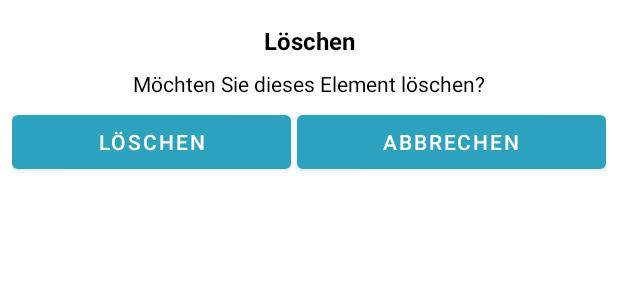
After one commit to samsonalexandre/Check-It-Off, an Android app: the layout delete_dialog.xml on its own in the app's theme, with its tools: preview values and no code run, on a phone screen of 412 x 824 dp. The commit adds this screen. Shown: the top 300 px of the screen. Run offline under Robolectric (Android 15) with nearby library versions, the phone set to English and light mode, and no system bars.

Commit message:
Update ShopListName

```diff
--- a/app/src/main/java/com/example/einkaufsbegleiter/db/Dao.kt
+++ b/app/src/main/java/com/example/einkaufsbegleiter/db/Dao.kt
@@ -17,10 +17,14 @@ interface Dao {
     fun getAllShopListNames(): Flow<List<ShopListNameItem>>
     @Query ("DELETE FROM note_list WHERE id IS :id")
     suspend fun deleteNote(id: Int)
+    @Query ("DELETE FROM shopping_list_names WHERE id IS :id")
+    suspend fun deleteShopListName(id: Int)
     @Insert
     suspend fun insertNote(note: NoteItem)
     @Insert
     suspend fun insertShopListName(name: ShopListNameItem)
     @Update
     suspend fun updateNote(note: NoteItem)
+    @Update
+    suspend fun updateListName(shopListName: ShopListNameItem)
 }
--- a/app/src/main/java/com/example/einkaufsbegleiter/dialogs/NewListDialog.kt
+++ b/app/src/main/java/com/example/einkaufsbegleiter/dialogs/NewListDialog.kt
@@ -3,15 +3,18 @@ package com.example.einkaufsbegleiter.dialogs
 import android.app.AlertDialog
 import android.content.Context
 import android.view.LayoutInflater
+import com.example.einkaufsbegleiter.R
 import com.example.einkaufsbegleiter.databinding.NewListDialogBinding
 
 object NewListDialog {
-    fun showDialog(context: Context, listener: Listener) {
+    fun showDialog(context: Context, listener: Listener, name: String) {
         var dialog: AlertDialog? = null
         val builder = AlertDialog.Builder(context)
         val binding = NewListDialogBinding.inflate(LayoutInflater.from(context))
         builder.setView(binding.root)
         binding.apply {
+            edNewListName.setText(name)
+            if (name.isNotEmpty()) bCreate.text = context.getString(R.string.update)
             bCreate.setOnClickListener {
                 val listName = edNewListName.text.toString()
                 if (listName.isNotEmpty()) {
--- /dev/null
+++ b/app/src/main/res/layout/delete_dialog.xml
@@ -0,0 +1,64 @@
+<?xml version="1.0" encoding="utf-8"?>
+<androidx.constraintlayout.widget.ConstraintLayout xmlns:android="http://schemas.android.com/apk/res/android"
+    xmlns:app="http://schemas.android.com/apk/res-auto"
+    xmlns:tools="http://schemas.android.com/tools"
+    android:layout_width="match_parent"
+    android:layout_height="wrap_content">
+
+    <TextView
+        android:id="@+id/tvTitle"
+        android:layout_width="wrap_content"
+        android:layout_height="wrap_content"
+        android:layout_marginTop="16dp"
+        android:text="@string/delete_alert"
+        android:textColor="@color/black"
+        android:textSize="16sp"
+        android:textStyle="bold"
+        app:layout_constraintEnd_toEndOf="parent"
+        app:layout_constraintStart_toStartOf="parent"
+        app:layout_constraintTop_toTopOf="parent" />
+
+    <TextView
+        android:id="@+id/tvMessage"
+        android:layout_width="0dp"
+        android:layout_height="wrap_content"
+        android:layout_marginStart="8dp"
+        android:layout_marginTop="8dp"
+        android:layout_marginEnd="8dp"
+        android:gravity="center_horizontal"
+        android:text="@string/delete_item"
+        android:textColor="@color/black"
+        app:layout_constraintEnd_toEndOf="parent"
+        app:layout_constraintStart_toStartOf="parent"
+        app:layout_constraintTop_toBottomOf="@+id/tvTitle" />
+
+    <LinearLayout
+        android:layout_width="0dp"
+        android:layout_height="wrap_content"
+        android:layout_marginTop="5dp"
+        android:layout_marginBottom="5dp"
+        android:orientation="horizontal"
+        app:layout_constraintBottom_toBottomOf="parent"
+        app:layout_constraintEnd_toEndOf="@+id/tvMessage"
+        app:layout_constraintStart_toStartOf="@+id/tvMessage"
+        app:layout_constraintTop_toBottomOf="@+id/tvMessage"
+        app:layout_constraintVertical_bias="0.00999999">
+
+        <Button
+            android:id="@+id/bDelete"
+            android:layout_width="wrap_content"
+            android:layout_height="wrap_content"
+            android:layout_marginEnd="2dp"
+            android:layout_weight="1"
+            android:text="@string/delete_alert" />
+
+        <Button
+            android:id="@+id/bCancel"
+            android:layout_width="wrap_content"
+            android:layout_height="wrap_content"
+            android:layout_marginStart="2dp"
+            android:layout_weight="1"
+            android:text="@string/cancel" />
+    </LinearLayout>
+
+</androidx.constraintlayout.widget.ConstraintLayout>
```
Also changed, not shown: app/src/main/java/com/example/einkaufsbegleiter/db/MainViewModel.kt (+7 -0 lines), app/src/main/java/com/example/einkaufsbegleiter/db/ShopListNameAdapter.kt (added, +73 -0 lines), app/src/main/java/com/example/einkaufsbegleiter/dialogs/DeleteDialog.kt (added, +32 -0 lines), app/src/main/java/com/example/einkaufsbegleiter/fragments/ShopListNamesFragment.kt (+33 -5 lines).
